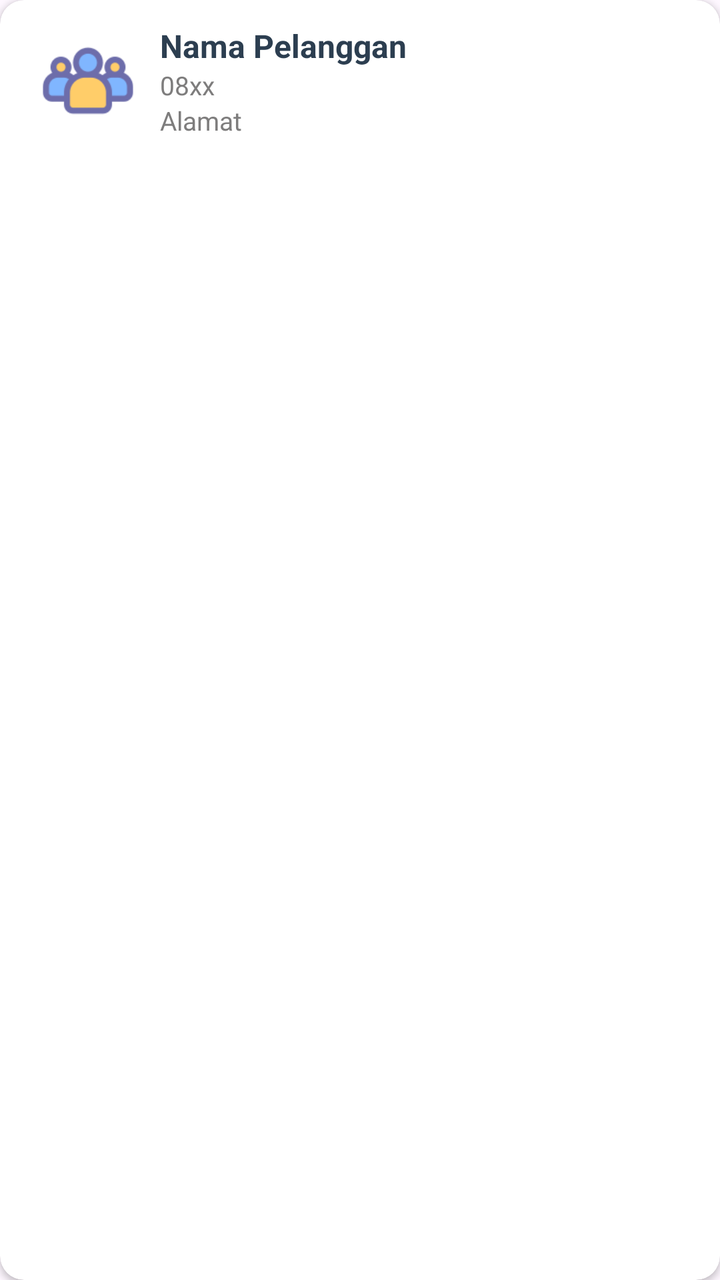
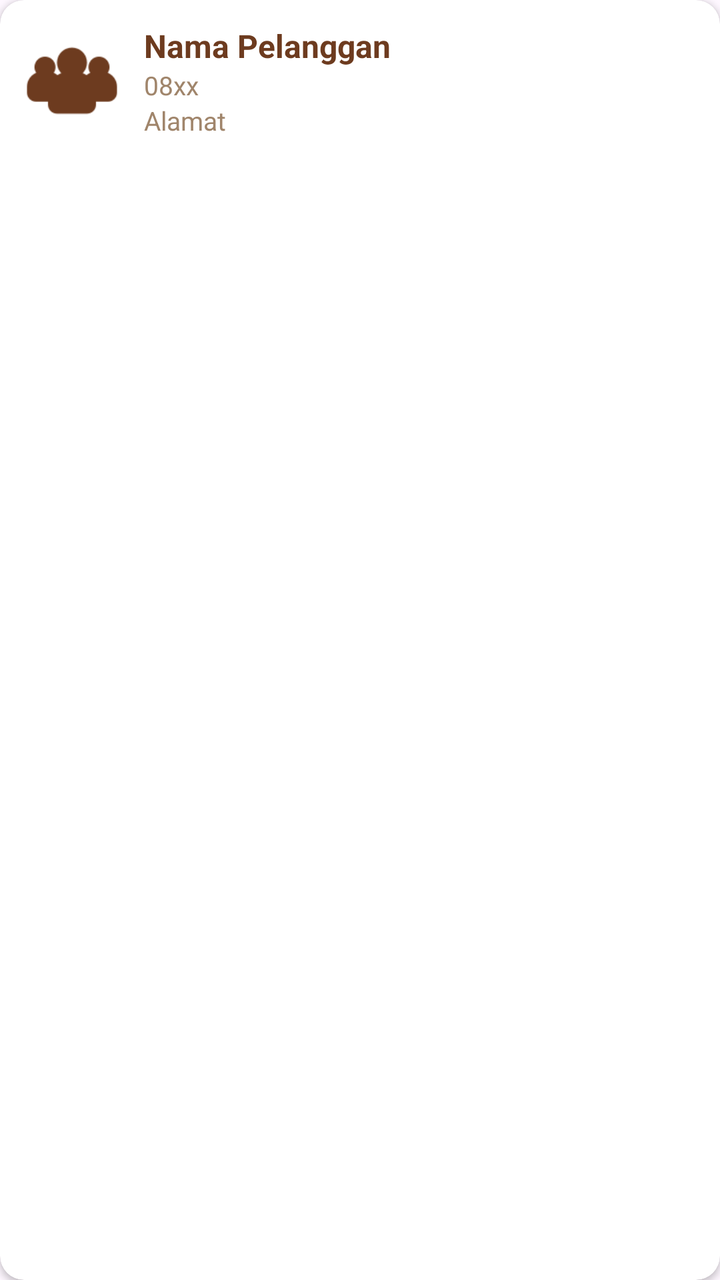

Two renders of the same Android screen: before a commit and after it. Below are the layout's source before the change and the commit's diff.
<!-- AndroidManifest.xml: application theme Theme.Kasir -->
<!-- res/layout/item_pelanggan.xml -->
<?xml version="1.0" encoding="utf-8"?>
<androidx.cardview.widget.CardView
    xmlns:android="http://schemas.android.com/apk/res/android"
    xmlns:app="http://schemas.android.com/apk/res-auto"
    android:layout_width="match_parent"
    android:layout_height="wrap_content"
    android:layout_marginStart="16dp"
    android:layout_marginEnd="16dp"
    android:layout_marginBottom="8dp"
    app:cardCornerRadius="12dp"
    app:cardElevation="2dp"
    app:cardBackgroundColor="#FFFFFF">

    <LinearLayout
        android:layout_width="match_parent"
        android:layout_height="wrap_content"
        android:orientation="horizontal"
        android:gravity="center_vertical"
        android:paddingTop="50dp"
        android:paddingBottom="20dp"
        android:paddingStart="20dp"
        android:paddingEnd="20dp"
        android:padding="12dp">

        <ImageView
            android:layout_width="48dp"
            android:layout_height="48dp"
            android:src="@drawable/pelanggan"
            android:contentDescription="Pelanggan"/>

        <LinearLayout
            android:layout_width="0dp"
            android:layout_height="wrap_content"
            android:layout_weight="1"
            android:orientation="vertical"
            android:layout_marginStart="12dp">

            <TextView
                android:id="@+id/tvNamaPelanggan"
                android:layout_width="wrap_content"
                android:layout_height="wrap_content"
                android:text="Nama Pelanggan"
                android:textSize="16sp"
                android:textStyle="bold"
                android:textColor="#2C3E50"/>

            <TextView
                android:id="@+id/tvNomorHP"
                android:layout_width="wrap_content"
                android:layout_height="wrap_content"
                android:text="08xx"
                android:textSize="13sp"
                android:textColor="#7E7D7D"/>

            <TextView
                android:id="@+id/tvAlamat"
                android:layout_width="wrap_content"
                android:layout_height="wrap_content"
                android:text="Alamat"
                android:textSize="13sp"
                android:textColor="#7E7D7D"/>
        </LinearLayout>
    </LinearLayout>
</androidx.cardview.widget.CardView>
<!-- resources referenced by this layout -->
<resources>
  <!-- drawable pelanggan: png bitmap (drawable, 2835 bytes) -->
  <style name="Theme.Kasir" parent="Base.Theme.Kasir" />
  <style name="Base.Theme.Kasir" parent="Theme.Material3.DayNight.NoActionBar">
          
          
      </style>
</resources>

<!-- the commit's change to res/layout/item_pelanggan.xml (unified diff, before → after) -->
@@ -9,24 +9,21 @@
     android:layout_marginBottom="8dp"
     app:cardCornerRadius="12dp"
     app:cardElevation="2dp"
-    app:cardBackgroundColor="#FFFFFF">
+    app:cardBackgroundColor="@color/card_bg">
 
     <LinearLayout
         android:layout_width="match_parent"
         android:layout_height="wrap_content"
         android:orientation="horizontal"
         android:gravity="center_vertical"
-        android:paddingTop="50dp"
-        android:paddingBottom="20dp"
-        android:paddingStart="20dp"
-        android:paddingEnd="20dp"
         android:padding="12dp">
 
         <ImageView
             android:layout_width="48dp"
             android:layout_height="48dp"
             android:src="@drawable/pelanggan"
-            android:contentDescription="Pelanggan"/>
+            android:contentDescription="Pelanggan"
+            app:tint="@color/icon_tint"/>
 
         <LinearLayout
             android:layout_width="0dp"
@@ -42,7 +39,7 @@
                 android:text="Nama Pelanggan"
                 android:textSize="16sp"
                 android:textStyle="bold"
-                android:textColor="#2C3E50"/>
+                android:textColor="@color/text_primary_brown"/>
 
             <TextView
                 android:id="@+id/tvNomorHP"
@@ -50,7 +47,7 @@
                 android:layout_height="wrap_content"
                 android:text="08xx"
                 android:textSize="13sp"
-                android:textColor="#7E7D7D"/>
+                android:textColor="@color/text_secondary_brown"/>
 
             <TextView
                 android:id="@+id/tvAlamat"
@@ -58,7 +55,7 @@
                 android:layout_height="wrap_content"
                 android:text="Alamat"
                 android:textSize="13sp"
-                android:textColor="#7E7D7D"/>
+                android:textColor="@color/text_secondary_brown"/>
         </LinearLayout>
     </LinearLayout>
 </androidx.cardview.widget.CardView>
<!-- resource entries referenced after the edit -->
@@ -1,5 +1,9 @@
 <!-- resources referenced by this layout -->
 <resources>
+  <color name="card_bg">#FFFFFF</color>
+  <color name="icon_tint">#6D3B1F</color>
+  <color name="text_primary_brown">#6D3B1F</color>
+  <color name="text_secondary_brown">#A0856B</color>
   <!-- drawable pelanggan: png bitmap (drawable, 2835 bytes) -->
   <style name="Theme.Kasir" parent="Base.Theme.Kasir" />
   <style name="Base.Theme.Kasir" parent="Theme.Material3.DayNight.NoActionBar">
